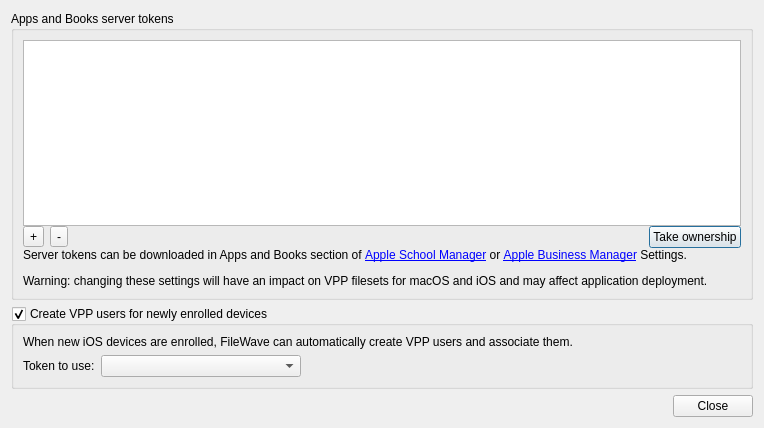
The window that FWAdminLib/vppv2/VPPTokenPrefsDlg.ui (fw-dev/translations) describes before a commit, drawn with Qt 5.
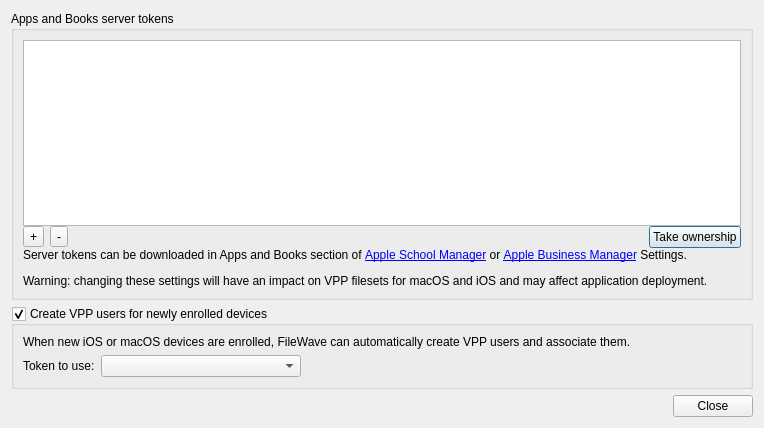
The same window after the commit. Custom widgets are drawn as their Qt base class.

```diff
--- a/FWAdminLib/vppv2/VPPTokenPrefsDlg.ui
+++ b/FWAdminLib/vppv2/VPPTokenPrefsDlg.ui
@@ -117,7 +117,7 @@
       <item row="0" column="0" colspan="3">
        <widget class="QLabel" name="label">
         <property name="text">
-         <string>When new iOS devices are enrolled, FileWave can automatically create VPP users and associate them.</string>
+         <string>When new iOS or macOS devices are enrolled, FileWave can automatically create VPP users and associate them.</string>
         </property>
        </widget>
       </item>
```
